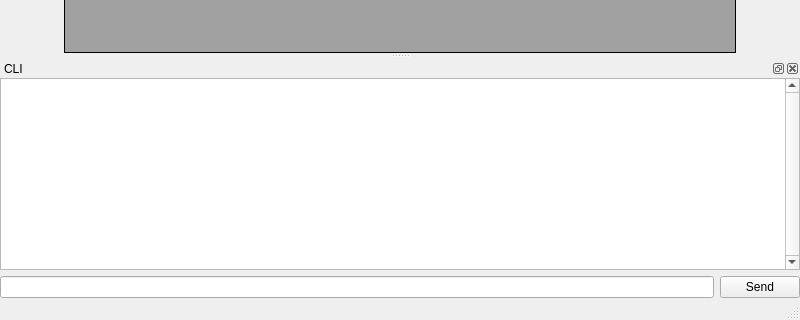
First picture: the form in qt_files/comp_app.ui, repository UBC-Rocket/UBCRocketGroundStation, before the edit; both pictures show x 0 to 800 and y 280 to 600 of the 800 by 600 pixel window.
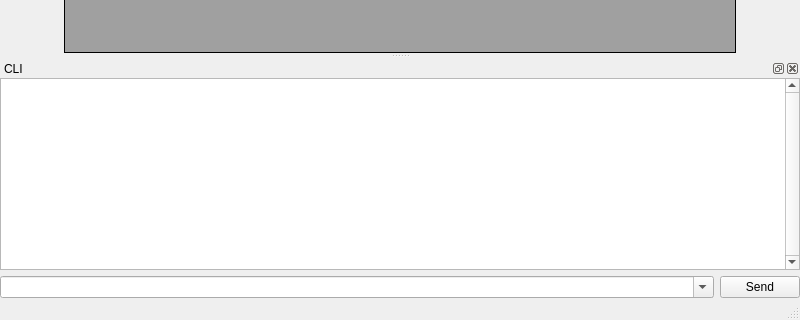
Second picture: the form after the edit.

Commit message: Added dropdown command list, tab autocomplete, command history

What changed in the file:
```diff
--- a/qt_files/comp_app.ui
+++ b/qt_files/comp_app.ui
@@ -116,7 +116,17 @@
      <item>
       <layout class="QHBoxLayout" name="horizontalLayout_2">
        <item>
-        <widget class="QLineEdit" name="commandEdit"/>
+        <widget class="QComboBox" name="commandEdit">
+         <property name="sizePolicy">
+          <sizepolicy hsizetype="Expanding" vsizetype="Fixed">
+           <horstretch>0</horstretch>
+           <verstretch>0</verstretch>
+          </sizepolicy>
+         </property>
+         <property name="editable">
+          <bool>true</bool>
+         </property>
+        </widget>
        </item>
        <item>
         <widget class="QPushButton" name="sendButton">
```
Left out of the diff: 2 changed lines with no effect on the pictures. The commit also changes 3 other files.
